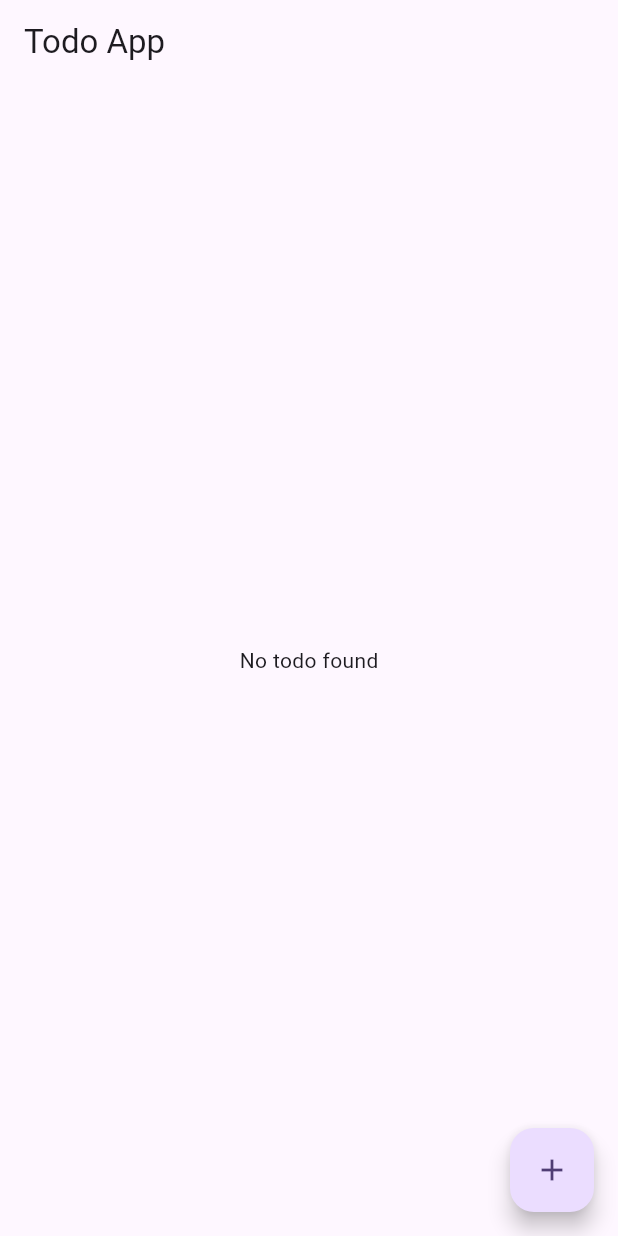
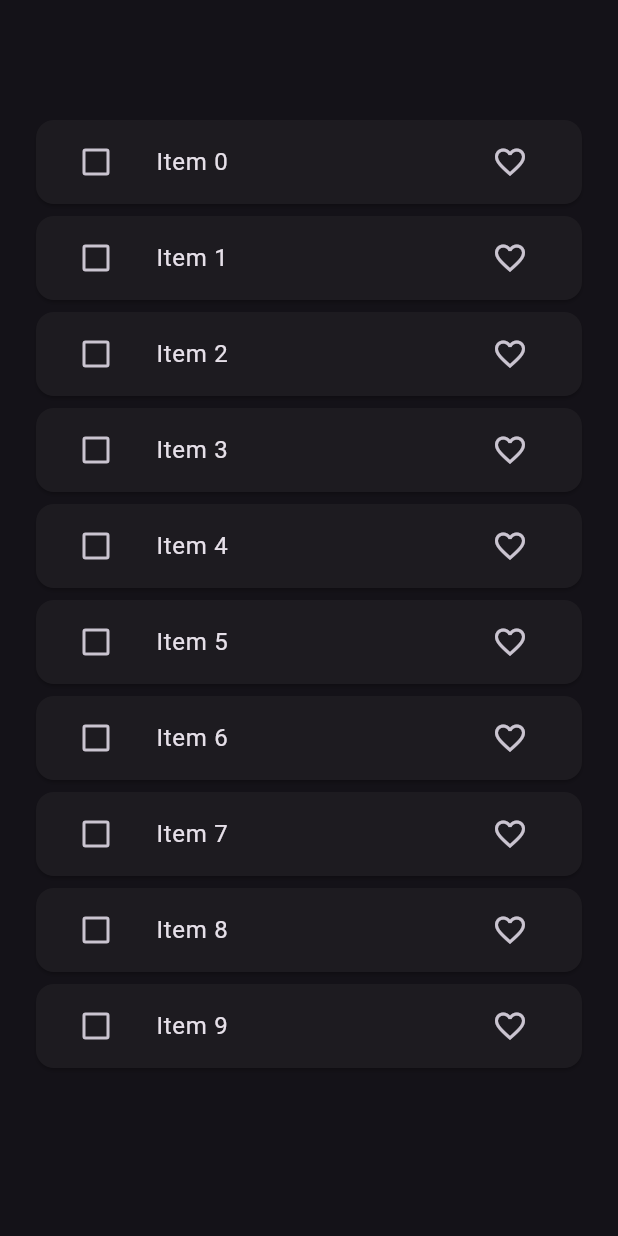
Before and after one commit to LuaDlc/bloc_examples, a Flutter app: the screen it shows after launch, on a phone screen of 412 x 824 dp. Run offline on Flutter 3.47's test engine with Material 3 defaults, Android fonts, the light colour scheme and no system bars; our stand-ins replace bloc, equatable, flutter_bloc, image_picker.

Commit message:
feat: new implementations with bloc- favourite itens

```diff
--- /dev/null
+++ b/lib/bloc/favourite/favourite_bloc.dart
@@ -0,0 +1,75 @@
+import 'package:bloc_multiple_states/bloc/favourite/favourite_event.dart';
+import 'package:bloc_multiple_states/bloc/favourite/favourite_state.dart';
+import 'package:bloc_multiple_states/model/favourite_item_model.dart';
+import 'package:bloc_multiple_states/repository/favourite_repository.dart';
+import 'package:flutter_bloc/flutter_bloc.dart';
+
+class FavouriteBloc extends Bloc<FavouriteEvent, FavouriteItemStates> {
+  List<FavouriteItemModel> favouriteList = [];
+  List<FavouriteItemModel> itemfavouriteList = [];
+  // Repositório para buscar os itens.
+  FavouriteRepository favouriteRepository;
+  FavouriteBloc(this.favouriteRepository) : super(const FavouriteItemStates()) {
+    // Registra os eventos e associa cada evento a um método correspondente.
+    on<FetchFavouriteList>(fetchList);
+    on<FavouriteItem>(addFavouriteItem);
+    on<SelectItem>(selectItem as EventHandler<SelectItem, FavouriteItemStates>);
+    on<UnSelectItem>(unSelectItem);
+    on<DeleteItem>(deleteItem);
+  }
+
+  void fetchList(
+      FetchFavouriteList event, Emitter<FavouriteItemStates> emit) async {
+    favouriteList = await favouriteRepository.fetchItem();
+    emit(state.copyWith(
+        favouriteItemList: List.from(favouriteList),
+        listStatus: ListStatus.success));
+  }
+
+  void addFavouriteItem(
+      FavouriteItem event, Emitter<FavouriteItemStates> emit) async {
+    final index =
+        favouriteList.indexWhere((element) => element.id == event.item.id);
+
+    if (event.item.isFavourite) {
+      if (itemfavouriteList.contains(favouriteList[index])) {
+        itemfavouriteList.remove(favouriteList[index]);
+        itemfavouriteList.add(event.item);
+      }
+    } else {
+      if (itemfavouriteList.contains(favouriteList[index])) {
+        itemfavouriteList.remove(favouriteList[index]);
+        itemfavouriteList.add(event.item);
+      }
+    }
+
+    favouriteList[index] = event.item;
+    emit(
+      state.copyWith(
+          favouriteItemList: List.from(favouriteList),
+          itemfavouriteItemList: List.from(itemfavouriteList)),
+    );
+  }
+
+  void selectItem(SelectItem event, Emitter<FavouriteItemStates> emit) async {
+    itemfavouriteList.add(event.item);
+    emit(state.copyWith(itemfavouriteItemList: List.from(itemfavouriteList)));
+  }
+
+  void unSelectItem(
+      UnSelectItem event, Emitter<FavouriteItemStates> emit) async {
+    itemfavouriteList.remove(event.item);
+    emit(state.copyWith(itemfavouriteItemList: List.from(itemfavouriteList)));
+  }
+
+  void deleteItem(DeleteItem event, Emitter<FavouriteItemStates> emit) async {
+    for (int i = 0; i < itemfavouriteList.length; i++) {
+      favouriteList.remove(itemfavouriteList[i]);
+    }
+    itemfavouriteList.clear();
+
+    emit(state.copyWith(
+        favouriteItemList: List.from(favouriteList),
+        itemfavouriteItemList: List.from(itemfavouriteList)));
+  }
+}
--- /dev/null
+++ b/lib/bloc/favourite/favourite_event.dart
@@ -0,0 +1,30 @@
+import 'package:bloc_multiple_states/model/favourite_item_model.dart';
+import 'package:equatable/equatable.dart';
+
+abstract class FavouriteEvent extends Equatable {
+  const FavouriteEvent();
+  @override
+  List<Object> get props => [];
+}
+
+class FetchFavouriteList extends FavouriteEvent {}
+
+class FavouriteItem extends FavouriteEvent {
+  final FavouriteItemModel item;
+
+  const FavouriteItem({required this.item});
+}
+
+class SelectItem extends FavouriteEvent {
+  final FavouriteItemModel item;
+
+  const SelectItem({required this.item});
+}
+
+class UnSelectItem extends FavouriteEvent {
+  final FavouriteItemModel item;
+
+  const UnSelectItem({required this.item});
+}
+
+class DeleteItem extends FavouriteEvent {}
--- /dev/null
+++ b/lib/bloc/favourite/favourite_state.dart
@@ -0,0 +1,33 @@
+// ignore_for_file: public_member_api_docs, sort_constructors_first
+import 'package:equatable/equatable.dart';
+
+import 'package:bloc_multiple_states/model/favourite_item_model.dart';
+
+enum ListStatus { laoding, success, failure }
+
+class FavouriteItemStates extends Equatable {
+  final List<FavouriteItemModel> favouriteItemList;
+  final List<FavouriteItemModel> itemfavouriteItemList;
+  final ListStatus listStatus;
+  const FavouriteItemStates({
+    this.favouriteItemList = const [],
+    this.listStatus = ListStatus.laoding,
+    this.itemfavouriteItemList = const [],
+  });
+
+  FavouriteItemStates copyWith(
+      {List<FavouriteItemModel>? favouriteItemList,
+      List<FavouriteItemModel>? itemfavouriteItemList,
+      ListStatus? listStatus}) {
+    return FavouriteItemStates(
+      favouriteItemList: favouriteItemList ?? this.favouriteItemList,
+      itemfavouriteItemList:
+          itemfavouriteItemList ?? this.itemfavouriteItemList,
+      listStatus: listStatus ?? this.listStatus,
+    );
+  }
+
+  @override
+  List<Object?> get props =>
+      [favouriteItemList, listStatus, itemfavouriteItemList];
+}
--- /dev/null
+++ b/lib/bloc/posts/posts_events.dart
@@ -0,0 +1,8 @@
+import 'package:equatable/equatable.dart';
+
+abstract class PostsEvents extends Equatable {
+  @override
+  List<Object> get props => [];
+}
+
+class PostFetched extends PostsEvents {}
--- a/lib/main.dart
+++ b/lib/main.dart
@@ -1,8 +1,9 @@
 import 'package:bloc_multiple_states/bloc/counter_bloc/counter_bloc.dart';
+import 'package:bloc_multiple_states/bloc/favourite/favourite_bloc.dart';
 import 'package:bloc_multiple_states/bloc/image_picker/image_picker_bloc.dart';
 import 'package:bloc_multiple_states/bloc/todo/to_do_bloc.dart';
-import 'package:bloc_multiple_states/screens/image_picker_screen.dart';
-import 'package:bloc_multiple_states/screens/to_do_screen.dart';
+import 'package:bloc_multiple_states/repository/favourite_repository.dart';
+import 'package:bloc_multiple_states/screens/favourite_app_screen.dart';
 import 'package:bloc_multiple_states/utils/image_picker_utils.dart';
 import 'package:flutter/material.dart';
 import 'package:flutter_bloc/flutter_bloc.dart';
@@ -33,16 +34,20 @@ class MyApp extends StatelessWidget {
           BlocProvider(
             create: (_) => ToDoBloc(),
           ),
+          BlocProvider(
+            create: (_) => FavouriteBloc(FavouriteRepository()),
+          ),
         ],
         child: BlocProvider(
           create: (context) => SwitchBloc(),
           child: MaterialApp(
+              themeMode: ThemeMode.dark,
               title: 'Flutter Demo',
               theme: ThemeData(
-                colorScheme: ColorScheme.fromSeed(seedColor: Colors.deepPurple),
+                brightness: Brightness.dark,
                 useMaterial3: true,
               ),
-              home: const ToDoScreen()),
+              home: const FavouriteAppScreen()),
         ));
   }
 }
--- /dev/null
+++ b/lib/model/favourite_item_model.dart
@@ -0,0 +1,28 @@
+// ignore_for_file: public_member_api_docs, sort_constructors_first
+import 'package:equatable/equatable.dart';
+
+class FavouriteItemModel extends Equatable {
+  const FavouriteItemModel(
+      {required this.id,
+      required this.value,
+      this.isDeleting = false,
+      this.isFavourite = false});
+
+  final String id;
+  final String value;
+  final bool isDeleting;
+  final bool isFavourite;
+
+  FavouriteItemModel copyWith(
+      {String? id, String? value, bool? isDeleting, bool? isFavourite}) {
+    return FavouriteItemModel(
+      id: id ?? this.id,
+      value: value ?? this.value,
+      isDeleting: isDeleting ?? this.isDeleting,
+      isFavourite: isDeleting ?? this.isFavourite,
+    );
+  }
+
+  @override
+  List<Object?> get props => [id, value, isDeleting, isFavourite];
+}
--- /dev/null
+++ b/lib/repository/favourite_repository.dart
@@ -0,0 +1,15 @@
+import 'package:bloc_multiple_states/model/favourite_item_model.dart';
+
+class FavouriteRepository {
+  Future<List<FavouriteItemModel>> fetchItem() async {
+    await Future.delayed(const Duration(seconds: 3));
+    return List.of(_generateList(10));
+  }
+
+  List<FavouriteItemModel> _generateList(int length) {
+    return List.generate(
+        length,
+        (index) =>
+            FavouriteItemModel(id: index.toString(), value: 'Item $index'));
+  }
+}
--- /dev/null
+++ b/lib/screens/favourite_app_screen.dart
@@ -0,0 +1,99 @@
+import 'package:bloc_multiple_states/bloc/favourite/favourite_bloc.dart';
+import 'package:bloc_multiple_states/bloc/favourite/favourite_event.dart';
+import 'package:bloc_multiple_states/bloc/favourite/favourite_state.dart';
+import 'package:bloc_multiple_states/model/favourite_item_model.dart';
+import 'package:flutter/material.dart';
+import 'package:flutter_bloc/flutter_bloc.dart';
+
+class FavouriteAppScreen extends StatefulWidget {
+  const FavouriteAppScreen({super.key});
+
+  @override
+  State<FavouriteAppScreen> createState() => _FavouriteAppScreenState();
+}
+
+class _FavouriteAppScreenState extends State<FavouriteAppScreen> {
+  @override
+  void initState() {
+    super.initState();
+
+    context.read<FavouriteBloc>().add(FetchFavouriteList());
+  }
+
+  @override
+  Widget build(BuildContext context) {
+    return Scaffold(
+      appBar: AppBar(
+        title: const Text(''),
+        actions: [
+          BlocBuilder<FavouriteBloc, FavouriteItemStates>(
+              builder: (context, state) {
+            return Visibility(
+              visible: state.itemfavouriteItemList.isNotEmpty ? true : false,
+              child: IconButton(
+                  onPressed: () {
+                    context.read<FavouriteBloc>().add(DeleteItem());
+                  },
+                  icon: const Icon(
+                    Icons.delete,
+                    color: Colors.red,
+                  )),
+            );
+          })
+        ],
+      ),
+      body: Padding(
+        padding: const EdgeInsets.all(20),
+        child: BlocBuilder<FavouriteBloc, FavouriteItemStates>(
+            builder: (context, state) {
+          switch (state.listStatus) {
+            case ListStatus.laoding:
+              return const CircularProgressIndicator();
+            case ListStatus.failure:
+              return const Text('somethinf wnt wrong');
+            case ListStatus.success:
+              return ListView.builder(
+                  itemCount: state.favouriteItemList.length,
+                  itemBuilder: (context, index) {
+                    final item = state.favouriteItemList[index];
+                    return Card(
+                      child: ListTile(
+                        leading: Checkbox(
+                            value: state.itemfavouriteItemList.contains(item)
+                                ? true
+                                : false,
+                            onChanged: (value) {
+                              if (value!) {
+                                context
+                                    .read<FavouriteBloc>()
+                                    .add(SelectItem(item: item));
+                              } else {
+                                context
+                                    .read<FavouriteBloc>()
+                                    .add(UnSelectItem(item: item));
+                              }
+                            }),
+                        title: Text(item.value.toString()),
+                        trailing: IconButton(
+                            onPressed: () {
+                              FavouriteItemModel itemModel = FavouriteItemModel(
+                                id: item.id,
+                                value: item.value,
+                                isFavourite: item.isFavourite ? false : true,
+                              );
+                              context
+                                  .read<FavouriteBloc>()
+                                  .add(FavouriteItem(item: itemModel));
+                            },
+                            icon: Icon(item.isFavourite
+                                ? Icons.favorite
+                                : Icons.favorite_outline)),
+                      ),
+                    );
+                  });
+          }
+        }),
+      ),
+    );
+  }
+}
```
Also changed, not shown: lib/bloc/posts/posts_bloc.dart (added), lib/bloc/posts/posts_states.dart (added), lib/repository/post_repository.dart (added), lib/repository/user_repository.dart (added).
